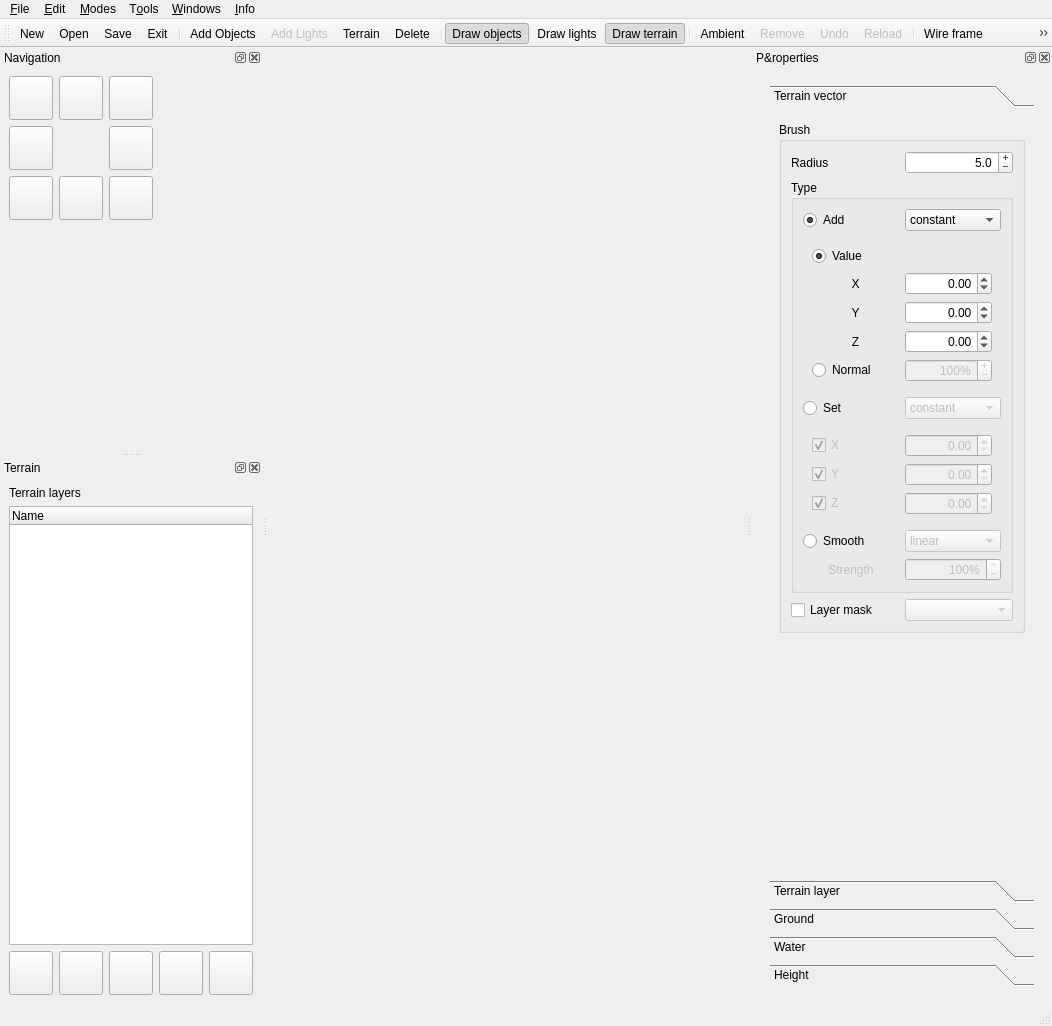
Old version of the form new_map_editor/mapeditor.ui in the repository xaphier/Eternal-Lands.
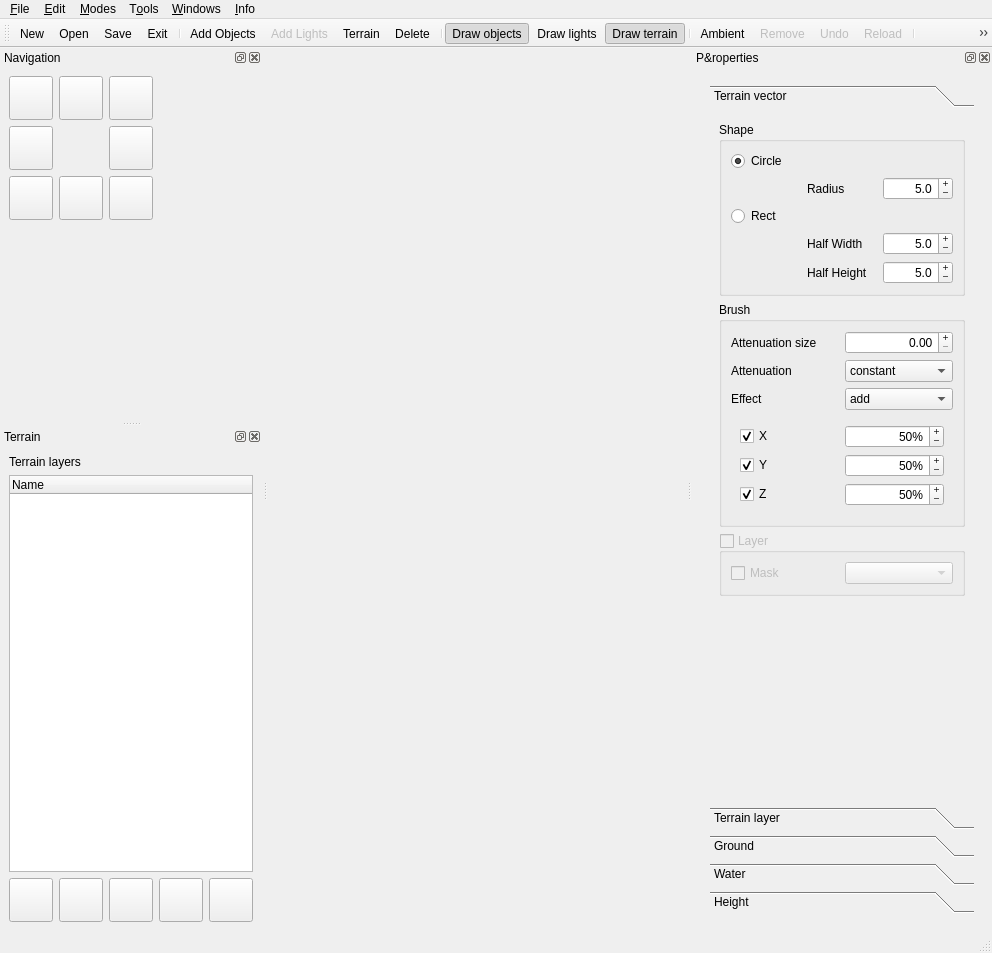
New version of the form. The open tabs and pages were chosen to show the change. Icons and pictures are not drawn. Custom widgets are drawn as their Qt base class.

What changed in the file:
```diff
--- a/new_map_editor/mapeditor.ui
+++ b/new_map_editor/mapeditor.ui
@@ -6,8 +6,8 @@
    <rect>
     <x>0</x>
     <y>0</y>
-    <width>1052</width>
-    <height>1026</height>
+    <width>992</width>
+    <height>953</height>
    </rect>
   </property>
   <property name="windowTitle">
@@ -57,7 +57,7 @@
     <rect>
      <x>0</x>
      <y>0</y>
-     <width>1052</width>
+     <width>992</width>
      <height>23</height>
     </rect>
    </property>
@@ -1566,7 +1566,7 @@
               <x>0</x>
               <y>0</y>
               <width>264</width>
-              <height>745</height>
+              <height>672</height>
              </rect>
             </property>
             <attribute name="label">
@@ -1574,19 +1574,45 @@
             </attribute>
             <layout class="QVBoxLayout" name="verticalLayout_2">
              <item>
-              <widget class="QGroupBox" name="vector_brush_group">
+              <widget class="QGroupBox" name="groupBox_6">
                <property name="title">
-                <string>Brush</string>
+                <string>Shape</string>
                </property>
                <layout class="QGridLayout" name="gridLayout_16">
-                <item row="0" column="0">
-                 <widget class="QLabel" name="label_7">
+                <item row="0" column="0" colspan="3">
+                 <widget class="QRadioButton" name="vector_brush_shape_circle">
+                  <property name="text">
+                   <string>Circle</string>
+                  </property>
+                  <property name="checked">
+                   <bool>true</bool>
+                  </property>
+                 </widget>
+                </item>
+                <item row="1" column="0">
+                 <spacer name="horizontalSpacer_2">
+                  <property name="orientation">
+                   <enum>Qt::Horizontal</enum>
+                  </property>
+                  <property name="sizeType">
+                   <enum>QSizePolicy::Fixed</enum>
+                  </property>
+                  <property name="sizeHint" stdset="0">
+                   <size>
+                    <width>10</width>
+                    <height>20</height>
+                   </size>
+                  </property>
+                 </spacer>
+                </item>
+                <item row="1" column="1">
+                 <widget class="QLabel" name="vector_brush_radius_label">
                   <property name="text">
                    <string>Radius</string>
                   </property>
                  </widget>
                 </item>
-                <item row="0" column="1">
+                <item row="1" column="2">
                  <widget class="QDoubleSpinBox" name="vector_brush_radius">
                   <property name="sizePolicy">
                    <sizepolicy hsizetype="Preferred" vsizetype="Fixed">
@@ -1603,9 +1629,6 @@
                   <property name="decimals">
                    <number>1</number>
                   </property>
-                  <property name="minimum">
-                   <double>0.100000000000000</double>
-                  </property>
                   <property name="maximum">
                    <double>100.000000000000000</double>
                   </property>
@@ -1614,30 +1637,127 @@
                   </property>
                  </widget>
                 </item>
-                <item row="1" column="0" rowspan="2" colspan="2">
-                 <widget class="QGroupBox" name="groupBox_3">
-                  <property name="title">
-                   <string>Type</string>
+                <item row="2" column="0" colspan="3">
+                 <widget class="QRadioButton" name="vector_brush_shape_rect">
+                  <property name="text">
+                   <string>Rect</string>
                   </property>
-                  <property name="checkable">
-                   <bool>false</bool>
+                 </widget>
+                </item>
+                <item row="3" column="0">
+                 <spacer name="horizontalSpacer_3">
+                  <property name="orientation">
+                   <enum>Qt::Horizontal</enum>
                   </property>
-                  <property name="checked">
-                   <bool>false</bool>
+                  <property name="sizeType">
+                   <enum>QSizePolicy::Fixed</enum>
                   </property>
-                  <layout class="QGridLayout" name="gridLayout_15">
+                  <property name="sizeHint" stdset="0">
+                   <size>
+                    <width>10</width>
+                    <height>20</height>
+                   </size>
+                  </property>
+                 </spacer>
+                </item>
+                <item row="3" column="1">
+                 <widget class="QLabel" name="vector_brush_width_label">
+                  <property name="text">
+                   <string>Half Width</string>
+                  </property>
+                 </widget>
+                </item>
+                <item row="3" column="2">
+                 <widget class="QDoubleSpinBox" name="vector_brush_width">
+                  <property name="sizePolicy">
+                   <sizepolicy hsizetype="Preferred" vsizetype="Fixed">
+                    <horstretch>0</horstretch>
+                    <verstretch>0</verstretch>
+                   </sizepolicy>
+                  </property>
+                  <property name="alignment">
+                   <set>Qt::AlignRight|Qt::AlignTrailing|Qt::AlignVCenter</set>
+                  </property>
+                  <property name="buttonSymbols">
+                   <enum>QAbstractSpinBox::PlusMinus</enum>
+                  </property>
+                  <property name="decimals">
+                   <number>1</number>
+                  </property>
+                  <property name="singleStep">
+                   <double>1.000000000000000</double>
+                  </property>
+                  <property name="value">
+                   <double>5.000000000000000</double>
+                  </property>
+                 </widget>
+                </item>
                    <item row="4" column="0">
-                    <widget class="QRadioButton" name="vector_brush_add">
-                     <property name="text">
-                      <string>Add</string>
-                     </property>
-                     <property name="checked">
-                      <bool>true</bool>
-                     </property>
-                    </widget>
+                 <spacer name="horizontalSpacer_4">
+                  <property name="orientation">
+                   <enum>Qt::Horizontal</enum>
+                  </property>
+                  <property name="sizeType">
+                   <enum>QSizePolicy::Fixed</enum>
+                  </property>
+                  <property name="sizeHint" stdset="0">
+                   <size>
+                    <width>10</width>
+                    <height>20</height>
+                   </size>
+                  </property>
+                 </spacer>
                    </item>
                    <item row="4" column="1">
-                    <widget class="QComboBox" name="vector_brush_add_type">
+                 <widget class="QLabel" name="vector_brush_height_label">
+                  <property name="text">
+                   <string>Half Height</string>
+                  </property>
+                 </widget>
+                </item>
+                <item row="4" column="2">
+                 <widget class="QDoubleSpinBox" name="vector_brush_height">
+                  <property name="sizePolicy">
+                   <sizepolicy hsizetype="Preferred" vsizetype="Fixed">
+                    <horstretch>0</horstretch>
+                    <verstretch>0</verstretch>
+                   </sizepolicy>
+                  </property>
+                  <property name="alignment">
+                   <set>Qt::AlignRight|Qt::AlignTrailing|Qt::AlignVCenter</set>
+                  </property>
+                  <property name="buttonSymbols">
+                   <enum>QAbstractSpinBox::PlusMinus</enum>
+                  </property>
+                  <property name="decimals">
+                   <number>1</number>
+                  </property>
+                  <property name="singleStep">
+                   <double>1.000000000000000</double>
+                  </property>
+                  <property name="value">
+                   <double>5.000000000000000</double>
+                  </property>
+                 </widget>
+                </item>
+               </layout>
+              </widget>
+             </item>
+             <item>
+              <widget class="QGroupBox" name="vector_brush_group">
+               <property name="title">
+                <string>Brush</string>
+               </property>
+               <layout class="QGridLayout" name="gridLayout_22">
+                <item row="1" column="0">
+                 <widget class="QLabel" name="label_6">
+                  <property name="text">
+                   <string>Attenuation</string>
+                  </property>
+                 </widget>
+                </item>
+                <item row="1" column="1">
+                 <widget class="QComboBox" name="vector_brush_attenuation">
                      <item>
                       <property name="text">
                        <string>constant</string>
@@ -1650,28 +1770,9 @@
                      </item>
                      <item>
                       <property name="text">
-                       <string>quadric</string>
-                      </property>
-                     </item>
-                    </widget>
-                   </item>
-                   <item row="13" column="0">
-                    <widget class="QRadioButton" name="vector_brush_smooth">
-                     <property name="text">
-                      <string>Smooth</string>
-                     </property>
-                    </widget>
-                   </item>
-                   <item row="13" column="1">
-                    <widget class="QComboBox" name="vector_brush_smooth_type">
-                     <property name="enabled">
-                      <bool>false</bool>
-                     </property>
-                     <item>
-                      <property name="text">
-                       <string>linear</string>
-                      </property>
-                     </item>
+                    <string>sqr linear</string>
+                   </property>
+                  </item>
                      <item>
                       <property name="text">
                        <string>quadric</string>
@@ -1679,211 +1780,107 @@
                      </item>
                     </widget>
                    </item>
-                   <item row="14" column="0">
-                    <widget class="QLabel" name="vector_brush_label_strength">
-                     <property name="enabled">
-                      <bool>false</bool>
-                     </property>
+                <item row="0" column="0">
+                 <widget class="QLabel" name="label_7">
                      <property name="text">
-                      <string>Strength</string>
-                     </property>
-                     <property name="alignment">
-                      <set>Qt::AlignCenter</set>
-                     </property>
-                    </widget>
-                   </item>
-                   <item row="14" column="1">
-                    <widget class="QSpinBox" name="vector_brush_smooth_strength">
-                     <property name="enabled">
-                      <bool>false</bool>
-                     </property>
-                     <property name="sizePolicy">
-                      <sizepolicy hsizetype="Preferred" vsizetype="Fixed">
-                       <horstretch>0</horstretch>
-                       <verstretch>0</verstretch>
-                      </sizepolicy>
-                     </property>
+                   <string>Attenuation size</string>
+                  </property>
+                 </widget>
+                </item>
+                <item row="0" column="1">
+                 <widget class="QDoubleSpinBox" name="vector_brush_attenuation_size">
                      <property name="alignment">
                       <set>Qt::AlignRight|Qt::AlignTrailing|Qt::AlignVCenter</set>
                      </property>
                      <property name="buttonSymbols">
                       <enum>QAbstractSpinBox::PlusMinus</enum>
                      </property>
-                     <property name="suffix">
-                      <string>%</string>
-                     </property>
-                     <property name="minimum">
+                  <property name="maximum">
+                   <double>100.000000000000000</double>
+                  </property>
+                 </widget>
+                </item>
+                <item row="3" column="0" colspan="2">
+                 <widget class="QStackedWidget" name="stackedWidget">
+                  <property name="currentIndex">
                       <number>0</number>
                      </property>
-                     <property name="maximum">
-                      <number>100</number>
-                     </property>
-                     <property name="value">
-                      <number>100</number>
-                     </property>
-                    </widget>
-                   </item>
-                   <item row="7" column="0">
-                    <widget class="QRadioButton" name="vector_brush_set">
-                     <property name="text">
-                      <string>Set</string>
-                     </property>
-                     <property name="checked">
-                      <bool>false</bool>
-                     </property>
-                    </widget>
-                   </item>
-                   <item row="5" column="0" colspan="2">
-                    <widget class="QFrame" name="vector_brush_add_frame">
+                  <widget class="QWidget" name="page_6">
                      <layout class="QGridLayout" name="gridLayout_4">
-                      <item row="1" column="0">
+                    <item row="0" column="0">
                        <widget class="QLabel" name="vector_brush_add_label_x">
                         <property name="text">
                          <string>X</string>
                         </property>
                         <property name="alignment">
-                         <set>Qt::AlignCenter</set>
+                       <set>Qt::AlignLeading|Qt::AlignLeft|Qt::AlignVCenter</set>
                         </property>
                        </widget>
                       </item>
-                      <item row="2" column="0">
-                       <widget class="QLabel" name="vector_brush_add_label_y">
-                        <property name="text">
-                         <string>Y</string>
-                        </property>
-                        <property name="alignment">
-                         <set>Qt::AlignCenter</set>
-                        </property>
-                       </widget>
-                      </item>
-                      <item row="3" column="0">
-                       <widget class="QLabel" name="vector_brush_add_label_z">
-                        <property name="text">
-                         <string>Z</string>
-                        </property>
-                        <property name="alignment">
-                         <set>Qt::AlignCenter</set>
-                        </property>
-                       </widget>
-                      </item>
-                      <item row="1" column="1">
+                    <item row="0" column="1">
                        <widget class="QDoubleSpinBox" name="vector_brush_add_x">
                         <property name="alignment">
                          <set>Qt::AlignRight|Qt::AlignTrailing|Qt::AlignVCenter</set>
                         </property>
-                        <property name="minimum">
-                         <double>-4.000000000000000</double>
-                        </property>
-                        <property name="maximum">
-                         <double>4.000000000000000</double>
+                      <property name="buttonSymbols">
+                       <enum>QAbstractSpinBox::PlusMinus</enum>
                         </property>
                         <property name="singleStep">
                          <double>0.100000000000000</double>
                         </property>
                        </widget>
                       </item>
-                      <item row="2" column="1">
+                    <item row="1" column="0">
+                     <widget class="QLabel" name="vector_brush_add_label_y">
+                      <property name="text">
+                       <string>Y</string>
+                      </property>
+                      <property name="alignment">
+                       <set>Qt::AlignLeading|Qt::AlignLeft|Qt::AlignVCenter</set>
+                      </property>
+                     </widget>
+                    </item>
+                    <item row="1" column="1">
                        <widget class="QDoubleSpinBox" name="vector_brush_add_y">
                         <property name="alignment">
                          <set>Qt::AlignRight|Qt::AlignTrailing|Qt::AlignVCenter</set>
                         </property>
-                        <property name="minimum">
-                         <double>-4.000000000000000</double>
-                        </property>
-                        <property name="maximum">
-                         <double>4.000000000000000</double>
+                      <property name="buttonSymbols">
+                       <enum>QAbstractSpinBox::PlusMinus</enum>
                         </property>
                         <property name="singleStep">
                          <double>0.100000000000000</double>
                         </property>
                        </widget>
                       </item>
-                      <item row="3" column="1">
+                    <item row="2" column="0">
+                     <widget class="QLabel" name="vector_brush_add_label_z">
+                      <property name="text">
+                       <string>Z</string>
+                      </property>
+                      <property name="alignment">
+                       <set>Qt::AlignLeading|Qt::AlignLeft|Qt::AlignVCenter</set>
+                      </property>
+                     </widget>
+                    </item>
+                    <item row="2" column="1">
                        <widget class="QDoubleSpinBox" name="vector_brush_add_z">
                         <property name="alignment">
                          <set>Qt::AlignRight|Qt::AlignTrailing|Qt::AlignVCenter</set>
                         </property>
-                        <property name="minimum">
-                         <double>-32.000000000000000</double>
-                        </property>
-                        <property name="maximum">
-                         <double>32.000000000000000</double>
-                        </property>
-                        <property name="singleStep">
-                         <double>0.500000000000000</double>
-                        </property>
-                       </widget>
-                      </item>
-                      <item row="0" column="0">
-                       <widget class="QRadioButton" name="vector_brush_add_value">
-                        <property name="text">
-                         <string>Value</string>
-                        </property>
-                        <property name="checked">
-                         <bool>true</bool>
-                        </property>
-                       </widget>
-                      </item>
-                      <item row="4" column="0">
-                       <widget class="QRadioButton" name="vector_brush_add_normal">
-                        <property name="text">
-                         <string>Normal</string>
-                        </property>
-                       </widget>
-                      </item>
-                      <item row="4" column="1">
-                       <widget class="QSpinBox" name="vector_brush_add_scale">
-                        <property name="enabled">
-                         <bool>false</bool>
-                        </property>
-                        <property name="sizePolicy">
-                         <sizepolicy hsizetype="Preferred" vsizetype="Fixed">
-                          <horstretch>0</horstretch>
-                          <verstretch>0</verstretch>
-                         </sizepolicy>
-                        </property>
-                        <property name="alignment">
-                         <set>Qt::AlignRight|Qt::AlignTrailing|Qt::AlignVCenter</set>
-                        </property>
                         <property name="buttonSymbols">
                          <enum>QAbstractSpinBox::PlusMinus</enum>
                         </property>
-                        <property name="suffix">
-                         <string>%</string>
-                        </property>
-                        <property name="minimum">
-                         <number>-1000</number>
-                        </property>
-                        <property name="maximum">
-                         <number>1000</number>
-                        </property>
                         <property name="singleStep">
-                         <number>10</number>
-                        </property>
-                        <property name="value">
-                         <number>100</number>
+                       <double>0.500000000000000</double>
                         </property>
                        </widget>
                       </item>
                      </layout>
-                     <zorder>vector_brush_add_label_x</zorder>
-                     <zorder>vector_brush_add_label_y</zorder>
-                     <zorder>vector_brush_add_label_z</zorder>
-                     <zorder>vector_brush_add_x</zorder>
-                     <zorder>vector_brush_add_y</zorder>
-                     <zorder>vector_brush_add_z</zorder>
-                     <zorder>vector_brush_add_value</zorder>
-                     <zorder>vector_brush_add_normal</zorder>
-                     <zorder>vector_brush_add_scale</zorder>
-                    </widget>
-                   </item>
-                   <item row="8" column="0" colspan="2">
-                    <widget class="QFrame" name="vector_brush_set_frame">
-                     <property name="enabled">
-                      <bool>false</bool>
-                     </property>
-                     <layout class="QGridLayout" name="gridLayout_17">
-                      <item row="0" column="0">
+                  </widget>
+                  <widget class="QWidget" name="page_7">
+                   <layout class="QGridLayout" name="gridLayout_15">
+                    <item row="1" column="0">
                        <widget class="QCheckBox" name="vector_brush_set_checkbox_x">
                         <property name="text">
                          <string>X</string>
@@ -1893,31 +1890,27 @@
                         </property>
                        </widget>
                       </item>
-                      <item row="2" column="0">
-                       <widget class="QCheckBox" name="vector_brush_set_checkbox_y">
-                        <property name="text">
-                         <string>Y</string>
-                        </property>
-                        <property name="checked">
-                         <bool>true</bool>
-                        </property>
-                       </widget>
-                      </item>
-                      <item row="4" column="0">
-                       <widget class="QCheckBox" name="vector_brush_set_checkbox_z">
-                        <property name="text">
-                         <string>Z</string>
-                        </property>
-                        <property name="checked">
-                         <bool>true</bool>
-                        </property>
-                       </widget>
-                      </item>
-                      <item row="0" column="1">
+                    <item row="1" column="1">
                        <widget class="QDoubleSpinBox" name="vector_brush_set_x">
                         <property name="alignment">
                          <set>Qt::AlignRight|Qt::AlignTrailing|Qt::AlignVCenter</set>
                         </property>
+                      <property name="buttonSymbols">
+                       <enum>QAbstractSpinBox::PlusMinus</enum>
+                      </property>
+                      <property name="singleStep">
+                       <double>0.100000000000000</double>
+                      </property>
+                     </widget>
+                    </item>
+                    <item row="2" column="0">
+                     <widget class="QCheckBox" name="vector_brush_set_checkbox_y">
+                      <property name="text">
+                       <string>Y</string>
+                      </property>
+                      <property name="checked">
+                       <bool>true</bool>
+                      </property>
                        </widget>
                       </item>
                       <item row="2" column="1">
@@ -1925,26 +1918,155 @@
                         <property name="alignment">
                          <set>Qt::AlignRight|Qt::AlignTrailing|Qt::AlignVCenter</set>
                         </property>
-                       </widget>
-                      </item>
-                      <item row="4" column="1">
+                      <property name="buttonSymbols">
+                       <enum>QAbstractSpinBox::PlusMinus</enum>
+                      </property>
+                      <property name="singleStep">
+                       <double>0.100000000000000</double>
+                      </property>
+                     </widget>
+                    </item>
+                    <item row="3" column="0">
+                     <widget class="QCheckBox" name="vector_brush_set_checkbox_z">
+                      <property name="text">
+                       <string>Z</string>
+                      </property>
+                      <property name="checked">
+                       <bool>true</bool>
+                      </property>
+                     </widget>
+                    </item>
+                    <item row="3" column="1">
                        <widget class="QDoubleSpinBox" name="vector_brush_set_z">
                         <property name="alignment">
                          <set>Qt::AlignRight|Qt::AlignTrailing|Qt::AlignVCenter</set>
                         </property>
+                      <property name="buttonSymbols">
+                       <enum>QAbstractSpinBox::PlusMinus</enum>
+                      </property>
+                      <property name="singleStep">
+                       <double>0.500000000000000</double>
+                      </property>
                        </widget>
                       </item>
                      </layout>
                     </widget>
-                   </item>
-                   <item row="7" column="1">
-                    <widget class="QComboBox" name="vector_brush_set_type">
+                  <widget class="QWidget" name="page_8">
+                   <layout class="QGridLayout" name="gridLayout_17">
+                    <item row="0" column="0">
+                     <widget class="QCheckBox" name="vector_brush_smooth_x">
+                      <property name="enabled">
+                       <bool>true</bool>
+                      </property>
+                      <property name="text">
+                       <string>X</string>
+                      </property>
+                      <property name="checked">
+                       <bool>true</bool>
+                      </property>
+                     </widget>
+                    </item>
+                    <item row="0" column="1">
+                     <widget class="QSpinBox" name="vector_brush_smooth_strength_x">
                      <property name="enabled">
-                      <bool>false</bool>
-                     </property>
+                       <bool>true</bool>
+                      </property>
+                      <property name="alignment">
+                       <set>Qt::AlignRight|Qt::AlignTrailing|Qt::AlignVCenter</set>
+                      </property>
+                      <property name="buttonSymbols">
+                       <enum>QAbstractSpinBox::PlusMinus</enum>
+                      </property>
+                      <property name="suffix">
+                       <string>%</string>
+                      </property>
+                      <property name="maximum">
+                       <number>100</number>
+                      </property>
+                      <property name="value">
+                       <number>50</number>
+                      </property>
+                     </widget>
+                    </item>
+                    <item row="1" column="1">
+                     <widget class="QSpinBox" name="vector_brush_smooth_strength_y">
+                      <property name="enabled">
+                       <bool>true</bool>
+                      </property>
+                      <property name="alignment">
+                       <set>Qt::AlignRight|Qt::AlignTrailing|Qt::AlignVCenter</set>
+                      </property>
+                      <property name="buttonSymbols">
+                       <enum>QAbstractSpinBox::PlusMinus</enum>
+                      </property>
+                      <property name="suffix">
+                       <string>%</string>
+                      </property>
+                      <property name="maximum">
+                       <number>100</number>
+                      </property>
+                      <property name="value">
+                       <number>50</number>
+                      </property>
+                     </widget>
+                    </item>
+                    <item row="1" column="0">
+                     <widget class="QCheckBox" name="vector_brush_smooth_y">
+                      <property name="enabled">
+                       <bool>true</bool>
+                      </property>
+                      <property name="text">
+                       <string>Y</string>
+                      </property>
+                      <property name="checked">
+                       <bool>true</bool>
+                      </property>
+                     </widget>
+                    </item>
+                    <item row="2" column="1">
+                     <widget class="QSpinBox" name="vector_brush_smooth_strength_z">
+                      <property name="enabled">
+                       <bool>true</bool>
+                      </property>
+                      <property name="alignment">
+                       <set>Qt::AlignRight|Qt::AlignTrailing|Qt::AlignVCenter</set>
+                      </property>
+                      <property name="buttonSymbols">
+                       <enum>QAbstractSpinBox::PlusMinus</enum>
+                      </property>
+                      <property name="suffix">
+                       <string>%</string>
+                      </property>
+                      <property name="maximum">
+                       <number>100</number>
+                      </property>
+                      <property name="value">
+                       <number>50</number>
+                      </property>
+                     </widget>
+                    </item>
+                    <item row="2" column="0">
+                     <widget class="QCheckBox" name="vector_brush_smooth_z">
+                      <property name="enabled">
+                       <bool>true</bool>
+                      </property>
+                      <property name="text">
+                       <string>Z</string>
+                      </property>
+                      <property name="checked">
+                       <bool>true</bool>
+                      </property>
+                     </widget>
+                    </item>
+                   </layout>
+                  </widget>
+                 </widget>
+                </item>
+                <item row="2" column="1">
+                 <widget class="QComboBox" name="vector_brush_effect">
                      <item>
                       <property name="text">
-                       <string>constant</string>
+                    <string>add</string>
                       </property>
                      </item>
                      <item>
@@ -1959,17 +2081,39 @@
                      </item>
                     </widget>
                    </item>
+                <item row="2" column="0">
+                 <widget class="QLabel" name="label_8">
+                  <property name="text">
+                   <string>Effect</string>
+                  </property>
+                 </widget>
+                </item>
                   </layout>
                  </widget>
                 </item>
-                <item row="3" column="0">
+             <item>
+              <widget class="QGroupBox" name="groupBox_3">
+               <property name="enabled">
+                <bool>false</bool>
+               </property>
+               <property name="title">
+                <string>Layer</string>
+               </property>
+               <property name="checkable">
+                <bool>true</bool>
+               </property>
+               <property name="checked">
+                <bool>false</bool>
+               </property>
+               <layout class="QGridLayout" name="gridLayout_19">
+                <item row="0" column="0">
                  <widget class="QCheckBox" name="height_brush_layer_mask">
                   <property name="text">
-                   <string>Layer mask</string>
+                   <string>Mask</string>
                   </property>
                  </widget>
                 </item>
-                <item row="3" column="1">
+                <item row="0" column="1">
                  <widget class="QComboBox" name="height_brush_layer_masks">
                   <property name="enabled">
                    <bool>false</bool>
```
Left out of the diff: 309 changed lines with no effect on the pictures. Lines whose indentation alone changed are shown as unchanged.
